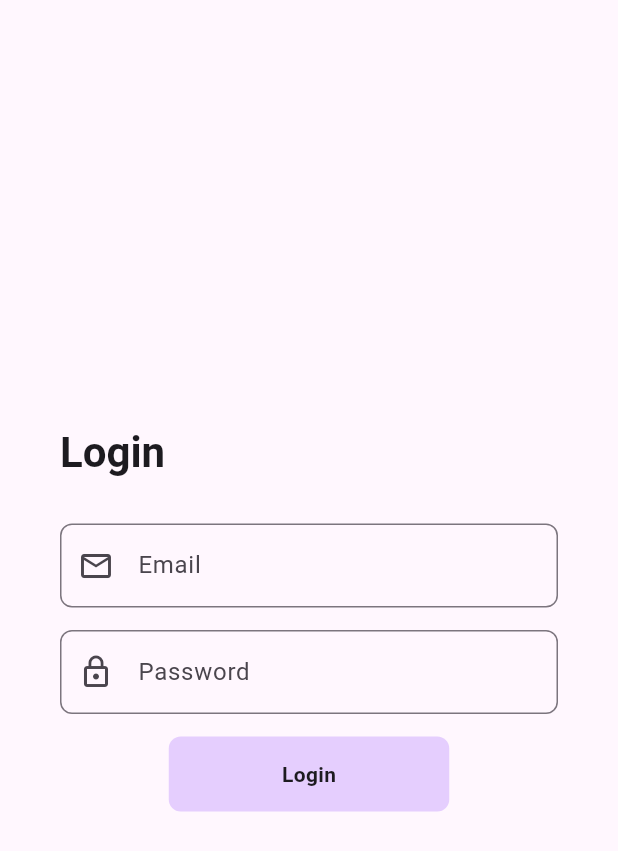
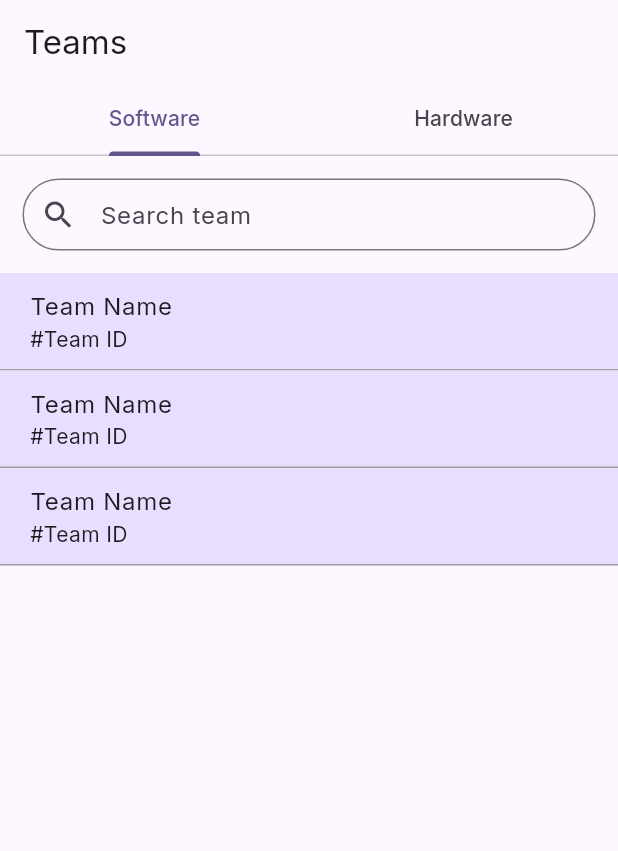
Before and after one commit to NaveenAkash-K/sih-calculator, a Flutter app: the screen it shows after launch, on a phone screen of 412 x 824 dp. Shown: the top 851 px of the screen. Run offline on Flutter 3.47's test engine with Material 3 defaults, Android fonts, the phone set to English and light mode, and no system bars; our stand-ins replace flutter_dotenv, flutter_riverpod, google_fonts, shared_preferences; Roboto replaces fonts that are missing (Aladin).

Commit message:
Team item style and evaluation page tab bar setup

```diff
--- a/frontend/lib/main.dart
+++ b/frontend/lib/main.dart
@@ -2,14 +2,15 @@ import 'package:flutter/material.dart';
 import 'package:google_fonts/google_fonts.dart';
 import 'package:flutter_dotenv/flutter_dotenv.dart';
 import 'package:flutter_riverpod/flutter_riverpod.dart';
+import 'package:sih_calculator/pages/list_of_teams.dart';
 import 'package:sih_calculator/pages/login.dart';
 import 'package:sih_calculator/utils/shared_preferences.dart';
 
 final theme = ThemeData(
   colorScheme: ColorScheme.fromSeed(
-    seedColor: const Color.fromARGB(255, 156, 27, 255),
+    seedColor: Colors.deepPurpleAccent,
   ),
-  textTheme: GoogleFonts.aladinTextTheme(),
+  textTheme: GoogleFonts.interTextTheme(),
 );
 
 void main() async {
@@ -28,7 +29,7 @@ class App extends StatelessWidget {
   Widget build(BuildContext context) {
     return MaterialApp(
       theme: theme,
-      home: const LoginPage(),
+      home: const ListOfTeams(),
     );
   }
 }
--- /dev/null
+++ b/frontend/lib/pages/eval.dart
@@ -0,0 +1,35 @@
+import 'package:flutter/material.dart';
+
+class EvalPage extends StatefulWidget {
+  const EvalPage({super.key});
+
+  @override
+  State<EvalPage> createState() => _EvalPageState();
+}
+
+class _EvalPageState extends State<EvalPage> {
+  @override
+  Widget build(BuildContext context) {
+    return DefaultTabController(
+        length: 3,
+        child: Scaffold(
+          appBar: AppBar(
+            title: Text("Evaluation"),
+            bottom: const TabBar(
+              tabs: [
+                Tab(text: 'Round 1'),
+                Tab(text: 'Round 2'),
+                Tab(text: 'Round 3'),
+              ],
+            ),
+          ),
+          body: const TabBarView(
+            children: [
+              Column(),
+              Column(),
+              Column(),
+            ],
+          ),
+        ));
+  }
+}
--- /dev/null
+++ b/frontend/lib/pages/list_of_teams.dart
@@ -0,0 +1,87 @@
+import 'dart:convert';
+import 'package:flutter/material.dart';
+import 'package:sih_calculator/utils/shared_preferences.dart';
+import 'package:http/http.dart' as http;
+import 'package:flutter_dotenv/flutter_dotenv.dart';
+import 'package:shared_preferences/shared_preferences.dart';
+import 'package:sih_calculator/utils/validators.dart';
+import 'package:sih_calculator/widgets/team_item.dart';
+
+class ListOfTeams extends StatefulWidget {
+  const ListOfTeams({super.key});
+
+  @override
+  State<ListOfTeams> createState() {
+    return _ListOfTeamsState();
+  }
+}
+
+class _ListOfTeamsState extends State<ListOfTeams> {
+  SharedPreferences? prefs = SharedPreferencesManager.preferences;
+  final TextEditingController searchController = TextEditingController();
+
+  @override
+  Widget build(BuildContext context) {
+    return DefaultTabController(
+      length: 2,
+      child: Scaffold(
+        appBar: AppBar(
+          title: const Text('Teams'),
+          bottom: const TabBar(
+            tabs: [
+              Tab(text: 'Software'),
+              Tab(text: 'Hardware'),
+            ],
+          ),
+        ),
+        body: Column(
+          children: [
+            Padding(
+              padding: const EdgeInsets.all(15.0),
+              child: TextField(
+                onChanged: (value) {
+
+                },
+                controller: searchController,
+                decoration: InputDecoration(
+                  label: Text("Search team"),
+                  prefixIcon: Icon(Icons.search),
+                  contentPadding: EdgeInsets.symmetric(horizontal: 20),
+                  border: OutlineInputBorder(
+                    borderRadius: BorderRadius.circular(100),
+                  ),
+                ),
+              ),
+            ),
+            Expanded(
+              child: TabBarView(
+                children: [
+                  Column(
+                    children: [
+                      TeamItem(
+                        category: "software",
+                      ),
+                      TeamItem(
+                        category: "software",
+                      ),
+                      TeamItem(
+                        category: "software",
+                      ),
+                    ],
+                  ),
+                  Column(
+                    children: [
+                      TeamItem(
+                        category: "hardware",
+                      ),
+                    ],
+                  ),
+                ],
+              ),
+            ),
+          ],
+        ),
+      ),
+    );
+  }
+}
--- /dev/null
+++ b/frontend/lib/widgets/team_item.dart
@@ -0,0 +1,57 @@
+import 'package:flutter/material.dart';
+import 'package:sih_calculator/pages/eval.dart';
+import 'package:sih_calculator/utils/shared_preferences.dart';
+import 'package:http/http.dart' as http;
+import 'package:flutter_dotenv/flutter_dotenv.dart';
+import 'package:shared_preferences/shared_preferences.dart';
+import 'package:sih_calculator/utils/validators.dart';
+
+class TeamItem extends StatelessWidget {
+  TeamItem({super.key, required this.category});
+  final String category;
+
+  SharedPreferences? prefs = SharedPreferencesManager.preferences;
+
+  @override
+  Widget build(BuildContext context) {
+    return InkWell(
+      splashColor: Theme.of(context).colorScheme.primary.withOpacity(0.2),
+      onTap: () {
+        Navigator.push(
+          context,
+          MaterialPageRoute(
+            builder: (context) => EvalPage(),
+          ),
+        );
+      },
+      child: Ink(
+        decoration: BoxDecoration(
+          color: Theme.of(context).colorScheme.primaryContainer,
+          border: const Border(
+            bottom: BorderSide(
+              color: Colors.grey,
+            ),
+          ),
+        ),
+        padding: EdgeInsets.symmetric(horizontal: 20, vertical: 10),
+        child: Row(
+          children: [
+            Column(
+              crossAxisAlignment: CrossAxisAlignment.start,
+              children: [
+                Text(
+                  "Team Name",
+                  style: Theme.of(context).textTheme.bodyLarge,
+                ),
+                Text(
+                  "#Team ID",
+                  style: Theme.of(context).textTheme.bodyMedium,
+                ),
+              ],
+            ),
+          ],
+        ),
+      ),
+    );
+  }
+}
```
Also changed, not shown: frontend/pubspec.lock.
